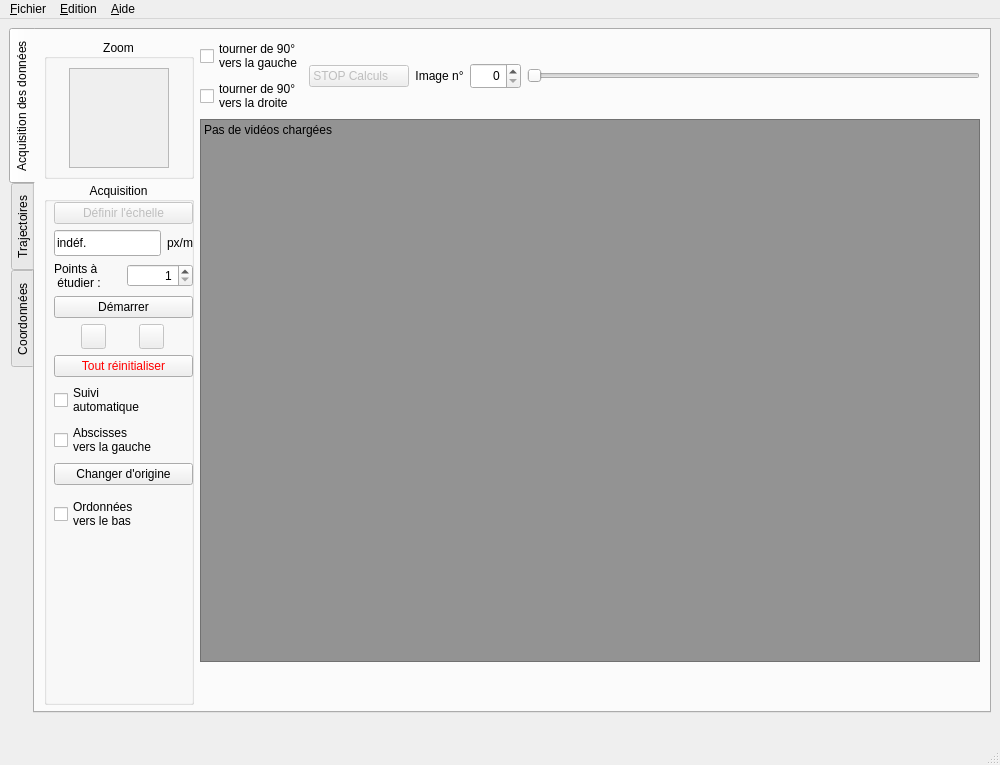
The window that src/pymecavideo_mini_layout.ui (rene-d/pymecavideo) describes before a commit, drawn with Qt 5.
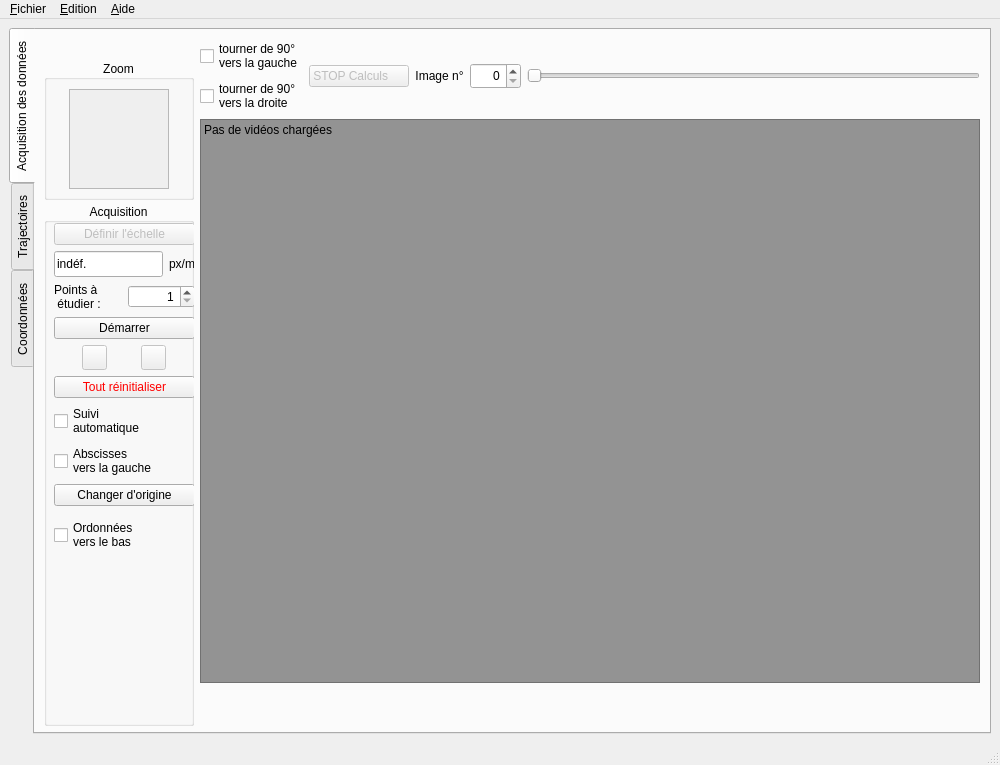
The same window after the commit. The open tabs and pages were chosen to show the change. Icons and pictures are not drawn. Custom widgets are drawn as their Qt base class.

Commit message: Le redimensionnement ne boucle plus

Diff of the .ui file:
```diff
--- a/src/pymecavideo_mini_layout.ui
+++ b/src/pymecavideo_mini_layout.ui
@@ -102,13 +102,26 @@
            <enum>QLayout::SetDefaultConstraint</enum>
           </property>
           <item>
-           <layout class="QVBoxLayout" name="verticalLayout_7" stretch="0,0">
+           <layout class="QVBoxLayout" name="verticalLayout_7" stretch="0,0,0">
             <property name="spacing">
              <number>0</number>
             </property>
             <property name="sizeConstraint">
              <enum>QLayout::SetDefaultConstraint</enum>
             </property>
+            <item>
+             <spacer name="verticalSpacer_6">
+              <property name="orientation">
+               <enum>Qt::Vertical</enum>
+              </property>
+              <property name="sizeHint" stdset="0">
+               <size>
+                <width>147</width>
+                <height>13</height>
+               </size>
+              </property>
+             </spacer>
+            </item>
             <item>
              <widget class="QGroupBox" name="groupBox_3">
               <property name="enabled">
@@ -210,7 +223,7 @@
                 <rect>
                  <x>10</x>
                  <y>20</y>
-                 <width>139</width>
+                 <width>141</width>
                  <height>490</height>
                 </rect>
                </property>
@@ -1077,19 +1090,6 @@
       </widget>
      </widget>
     </item>
-    <item row="1" column="0">
-     <spacer name="verticalSpacer_3">
-      <property name="orientation">
-       <enum>Qt::Vertical</enum>
-      </property>
-      <property name="sizeHint" stdset="0">
-       <size>
-        <width>20</width>
-        <height>40</height>
-       </size>
-      </property>
-     </spacer>
-    </item>
    </layout>
   </widget>
   <widget class="QMenuBar" name="menubar">
```
Left out of the diff: 17 changed lines with no effect on the pictures. The commit also changes 1 other file.
